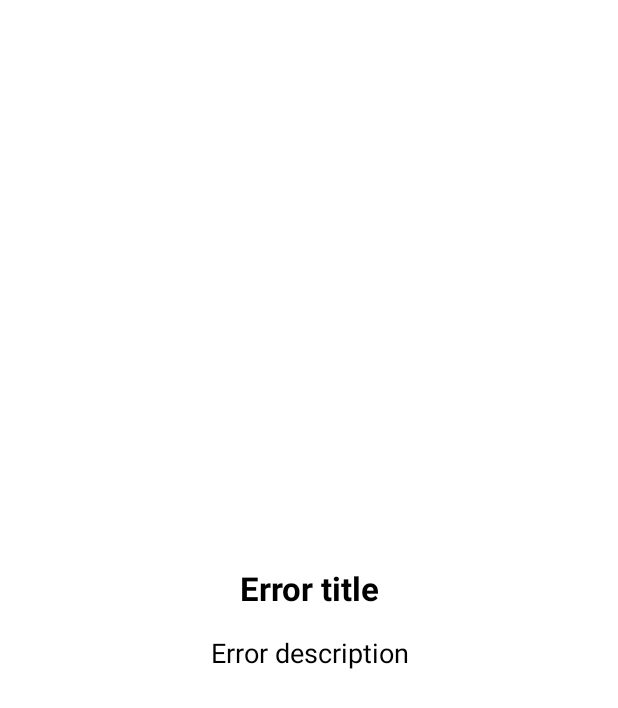
After one commit to OlenaKhamilivska/RickAndMortyKotlinMVVM, an Android app: the layout model_local_exception_error_state.xml on its own in the app's theme, with its tools: preview values and no code run, on a phone screen of 412 x 824 dp. The commit adds this screen. Shown: the top 708 px of the screen. Run offline under Robolectric (Android 15) with nearby library versions, the phone set to English and light mode, and no system bars.

Commit message:
added LocalException

```diff
--- /dev/null
+++ b/app/src/main/res/layout/model_local_exception_error_state.xml
@@ -0,0 +1,39 @@
+<?xml version="1.0" encoding="utf-8"?>
+<androidx.constraintlayout.widget.ConstraintLayout xmlns:android="http://schemas.android.com/apk/res/android"
+    xmlns:app="http://schemas.android.com/apk/res-auto"
+    xmlns:tools="http://schemas.android.com/tools"
+    android:layout_width="match_parent"
+    android:layout_height="match_parent">
+
+    <androidx.appcompat.widget.AppCompatTextView
+        android:id="@+id/titleTextView"
+        android:layout_width="match_parent"
+        android:layout_height="wrap_content"
+        android:layout_marginHorizontal="24dp"
+        android:paddingHorizontal="8dp"
+        android:paddingVertical="8dp"
+        android:textAlignment="center"
+        android:textColor="?colorOnSurface"
+        android:textSize="22sp"
+        android:textStyle="bold"
+        app:layout_constraintBottom_toTopOf="@id/descriptionTextView"
+        app:layout_constraintTop_toTopOf="parent"
+        app:layout_constraintVertical_chainStyle="packed"
+        tools:text="Error title" />
+
+    <androidx.appcompat.widget.AppCompatTextView
+        android:id="@+id/descriptionTextView"
+        android:layout_width="match_parent"
+        android:layout_height="wrap_content"
+        android:layout_marginHorizontal="42dp"
+        android:paddingHorizontal="8dp"
+        android:paddingVertical="8dp"
+        android:textAlignment="center"
+        android:textColor="?colorOnSurface"
+        android:textSize="18sp"
+        android:textStyle="normal"
+        app:layout_constraintBottom_toBottomOf="parent"
+        app:layout_constraintTop_toBottomOf="@id/titleTextView"
+        tools:text="Error description" />
+
+</androidx.constraintlayout.widget.ConstraintLayout>
```
Also changed, not shown: app/src/main/java/com/example/fff/arch/Event.kt (added, +24 -0 lines), app/src/main/java/com/example/fff/characters/search/CharacterSearchEpoxyController.kt (+18 -15 lines), app/src/main/java/com/example/fff/characters/search/CharacterSearchFragment.kt (+6 -5 lines), app/src/main/java/com/example/fff/characters/search/CharacterSearchViewModel.kt (+5 -4 lines).
